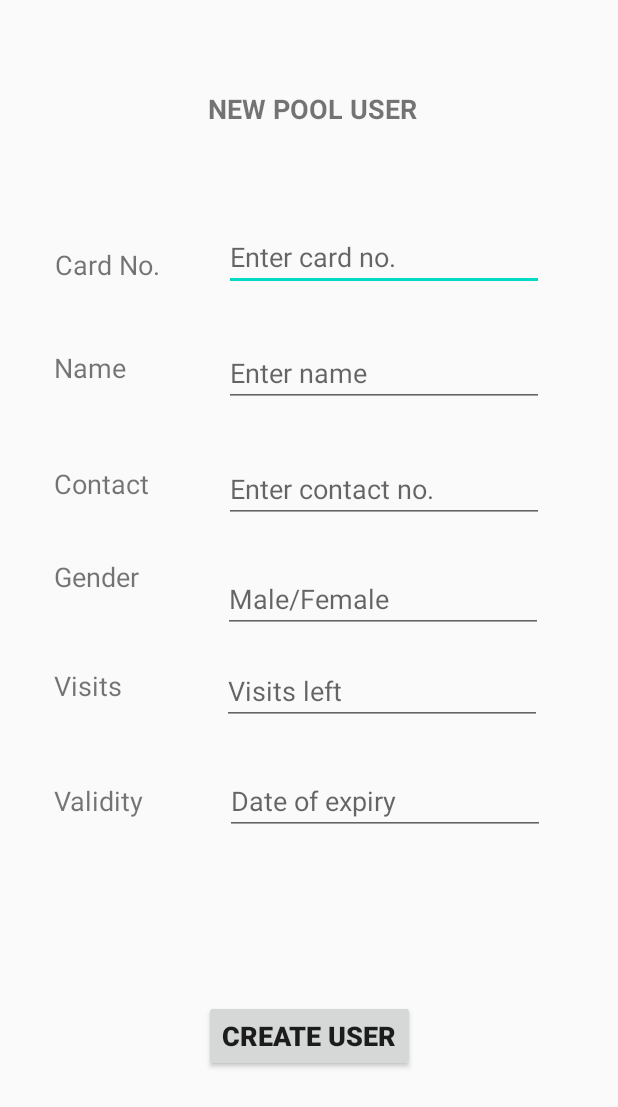
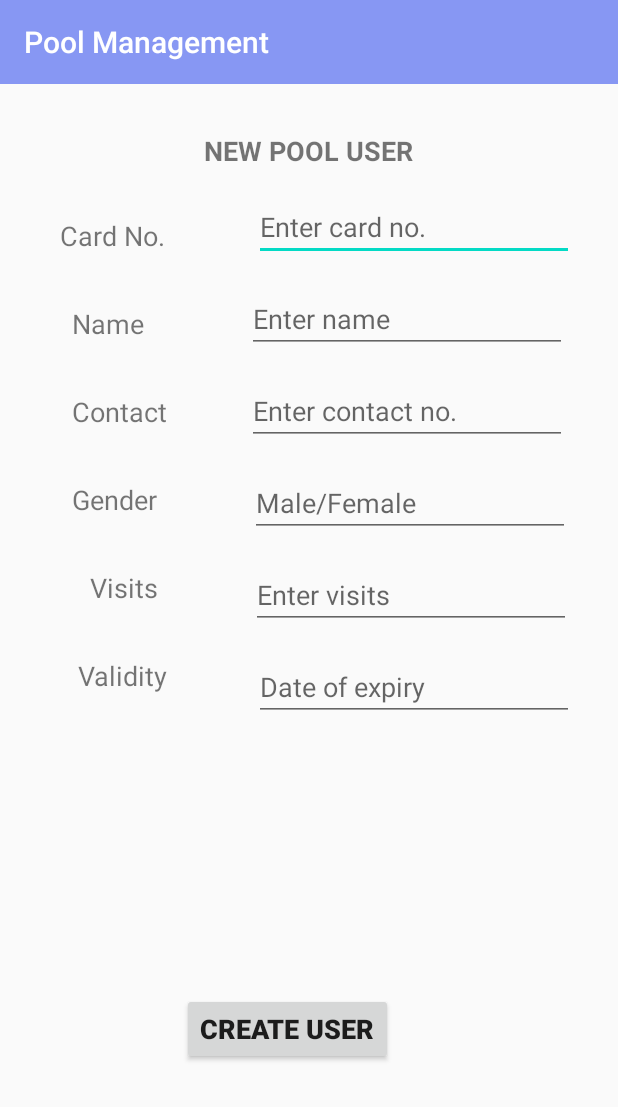
Before and after one commit to Gautime/NITC-Swimming-Pool-App, an Android app: the User screen opened directly, with no data from a screen before it, on a phone screen of 412 x 824 dp. Shown: the top 1107 px of the screen. Run offline under Robolectric (Android 15) with nearby library versions, the phone set to English and light mode, and no system bars; our stand-ins replace Firebase (no records; nobody signed in at launch, a user with empty details on screens opened directly).

Commit message:
Updated checking, Payment functionality

```diff
--- a/PoolManagement/app/src/main/java/com/example/poolmanagement/User.java
+++ b/PoolManagement/app/src/main/java/com/example/poolmanagement/User.java
@@ -3,19 +3,11 @@ package com.example.poolmanagement;
 import androidx.annotation.NonNull;
 import androidx.appcompat.app.AppCompatActivity;
 
-import com.google.android.gms.tasks.OnCompleteListener;
 import com.google.android.gms.tasks.OnFailureListener;
 import com.google.android.gms.tasks.OnSuccessListener;
-import com.google.android.gms.tasks.Task;
-import com.google.firebase.firestore.CollectionReference;
-import com.google.firebase.firestore.DocumentReference;
 import com.google.firebase.firestore.FirebaseFirestore;
-import com.google.firebase.firestore.SetOptions;
-import com.google.firebase.firestore.DocumentSnapshot;
 
-import android.content.Intent;
 import android.os.Bundle;
-import android.util.Log;
 import android.view.View;
 import android.widget.EditText;
 import android.widget.Toast;
@@ -43,7 +35,7 @@ public class User extends AppCompatActivity {
         name = (EditText) findViewById(R.id.editText_name_user);
         contact = (EditText) findViewById(R.id.editText_contact_user);
         gender = (EditText) findViewById(R.id.editTextgender_user);
-        visits = (EditText) findViewById(R.id.editText_visits_user);
+        visits = (EditText) findViewById(R.id.editText_intvisits_user);
         validity = (EditText) findViewById(R.id.editText_validity_user);
         db = FirebaseFirestore.getInstance();
 
@@ -54,7 +46,7 @@ public class User extends AppCompatActivity {
         final String user = name.getText().toString();
         final String contactno = contact.getText().toString();
         final String genders = gender.getText().toString();
-        final String visit = visits.getText().toString();
+        final int visit = Integer.parseInt(visits.getText().toString());
         final String valid = validity.getText().toString();
 
         data.put("card",cardno);
--- a/PoolManagement/app/src/main/res/layout/activity_user.xml
+++ b/PoolManagement/app/src/main/res/layout/activity_user.xml
@@ -8,37 +8,38 @@
 
     <TextView
         android:id="@+id/text_user"
-        android:layout_width="wrap_content"
+        android:layout_width="411dp"
         android:layout_height="wrap_content"
-        android:layout_marginTop="60dp"
+        android:layout_marginTop="32dp"
+        android:gravity="center_horizontal"
         android:text="@string/text_user"
         android:textAllCaps="true"
         android:textSize="18sp"
         android:textStyle="bold"
         app:layout_constraintEnd_toEndOf="parent"
-        app:layout_constraintHorizontal_bias="0.508"
+        app:layout_constraintHorizontal_bias="0.0"
         app:layout_constraintStart_toStartOf="parent"
-        app:layout_constraintTop_toTopOf="parent" />
+        app:layout_constraintTop_toBottomOf="@+id/toolbar_checkin" />
 
     <TextView
         android:id="@+id/text_card_user"
-        android:layout_width="wrap_content"
+        android:layout_width="0dp"
         android:layout_height="wrap_content"
-        android:layout_marginTop="164dp"
+        android:layout_marginStart="40dp"
+        android:layout_marginLeft="40dp"
+        android:layout_marginTop="32dp"
         android:text="@string/text_card_user"
         android:textSize="18sp"
-        app:layout_constraintEnd_toEndOf="parent"
-        app:layout_constraintHorizontal_bias="0.108"
         app:layout_constraintStart_toStartOf="parent"
-        app:layout_constraintTop_toTopOf="parent" />
+        app:layout_constraintTop_toBottomOf="@+id/text_user" />
 
     <TextView
         android:id="@+id/text_name_user"
-        android:layout_width="60dp"
-        android:layout_height="41dp"
-        android:layout_marginStart="36dp"
-        android:layout_marginLeft="36dp"
-        android:layout_marginTop="44dp"
+        android:layout_width="0dp"
+        android:layout_height="wrap_content"
+        android:layout_marginStart="48dp"
+        android:layout_marginLeft="40dp"
+        android:layout_marginTop="34dp"
         android:text="@string/text_name_user"
         android:textSize="18sp"
         app:layout_constraintStart_toStartOf="parent"
@@ -46,11 +47,11 @@
 
     <TextView
         android:id="@+id/text_contact_user"
-        android:layout_width="68dp"
-        android:layout_height="38dp"
-        android:layout_marginStart="36dp"
-        android:layout_marginLeft="36dp"
-        android:layout_marginTop="36dp"
+        android:layout_width="0dp"
+        android:layout_height="wrap_content"
+        android:layout_marginStart="48dp"
+        android:layout_marginLeft="40dp"
+        android:layout_marginTop="34dp"
         android:text="@string/text_contact_user"
         android:textSize="18sp"
         app:layout_constraintStart_toStartOf="parent"
@@ -58,11 +59,11 @@
 
     <TextView
         android:id="@+id/text_gender_user"
-        android:layout_width="wrap_content"
+        android:layout_width="0dp"
         android:layout_height="wrap_content"
-        android:layout_marginStart="36dp"
-        android:layout_marginLeft="36dp"
-        android:layout_marginTop="24dp"
+        android:layout_marginStart="48dp"
+        android:layout_marginLeft="40dp"
+        android:layout_marginTop="34dp"
         android:text="@string/text_gender_user"
         android:textSize="18sp"
         app:layout_constraintStart_toStartOf="parent"
@@ -70,11 +71,11 @@
 
     <TextView
         android:id="@+id/text_visits_user"
-        android:layout_width="wrap_content"
+        android:layout_width="0dp"
         android:layout_height="wrap_content"
-        android:layout_marginStart="36dp"
-        android:layout_marginLeft="36dp"
-        android:layout_marginTop="48dp"
+        android:layout_marginStart="60dp"
+        android:layout_marginLeft="40dp"
+        android:layout_marginTop="34dp"
         android:text="@string/text_visits_user"
         android:textSize="18sp"
         app:layout_constraintStart_toStartOf="parent"
@@ -82,11 +83,11 @@
 
     <TextView
         android:id="@+id/text_validity_user"
-        android:layout_width="wrap_content"
+        android:layout_width="0dp"
         android:layout_height="wrap_content"
-        android:layout_marginStart="36dp"
-        android:layout_marginLeft="36dp"
-        android:layout_marginTop="52dp"
+        android:layout_marginStart="52dp"
+        android:layout_marginLeft="40dp"
+        android:layout_marginTop="34dp"
         android:text="@string/text_validity_user"
         android:textSize="18sp"
         app:layout_constraintStart_toStartOf="parent"
@@ -96,12 +97,12 @@
         android:id="@+id/editText_card_user"
         android:layout_width="wrap_content"
         android:layout_height="wrap_content"
-        android:layout_marginTop="64dp"
+        android:layout_marginTop="16dp"
         android:ems="10"
         android:hint="@string/editText_card_user"
         android:inputType="textPersonName"
         app:layout_constraintEnd_toEndOf="parent"
-        app:layout_constraintHorizontal_bias="0.461"
+        app:layout_constraintHorizontal_bias="0.67"
         app:layout_constraintStart_toEndOf="@+id/text_card_user"
         app:layout_constraintTop_toBottomOf="@+id/text_user" />
 
@@ -109,12 +110,12 @@
         android:id="@+id/editText_name_user"
         android:layout_width="wrap_content"
         android:layout_height="wrap_content"
-        android:layout_marginTop="32dp"
+        android:layout_marginTop="16dp"
         android:ems="10"
         android:hint="@string/editText_name_user"
         android:inputType="textPersonName"
         app:layout_constraintEnd_toEndOf="parent"
-        app:layout_constraintHorizontal_bias="0.519"
+        app:layout_constraintHorizontal_bias="0.669"
         app:layout_constraintStart_toEndOf="@+id/text_name_user"
         app:layout_constraintTop_toBottomOf="@+id/editText_card_user" />
 
@@ -122,12 +123,12 @@
         android:id="@+id/editTextgender_user"
         android:layout_width="wrap_content"
         android:layout_height="wrap_content"
-        android:layout_marginTop="28dp"
+        android:layout_marginTop="16dp"
         android:ems="10"
         android:hint="@string/editText_gender_user"
         android:inputType="textPersonName"
         app:layout_constraintEnd_toEndOf="parent"
-        app:layout_constraintHorizontal_bias="0.528"
+        app:layout_constraintHorizontal_bias="0.663"
         app:layout_constraintStart_toEndOf="@+id/text_gender_user"
         app:layout_constraintTop_toBottomOf="@+id/editText_contact_user" />
 
@@ -135,51 +136,67 @@
         android:id="@+id/button_user"
         android:layout_width="wrap_content"
         android:layout_height="wrap_content"
+        android:onClick="newuser"
         android:text="@string/button_user"
         android:textSize="18sp"
         android:textStyle="bold"
         app:layout_constraintBottom_toBottomOf="parent"
         app:layout_constraintEnd_toEndOf="parent"
+        app:layout_constraintHorizontal_bias="0.446"
         app:layout_constraintStart_toStartOf="parent"
         app:layout_constraintTop_toBottomOf="@+id/editText_validity_user"
-        android:onClick="newuser"/>
+        app:layout_constraintVertical_bias="0.614" />
 
     <EditText
         android:id="@+id/editText_validity_user"
         android:layout_width="wrap_content"
         android:layout_height="wrap_content"
-        android:layout_marginTop="28dp"
+        android:layout_marginTop="16dp"
         android:ems="10"
         android:hint="@string/editText_validity_user"
         android:inputType="date"
         app:layout_constraintEnd_toEndOf="parent"
-        app:layout_constraintHorizontal_bias="0.528"
+        app:layout_constraintHorizontal_bias="0.663"
         app:layout_constraintStart_toEndOf="@+id/text_validity_user"
-        app:layout_constraintTop_toBottomOf="@+id/editText_visits_user" />
+        app:layout_constraintTop_toBottomOf="@+id/editText_intvisits_user" />
 
     <EditText
         android:id="@+id/editText_contact_user"
         android:layout_width="wrap_content"
         android:layout_height="wrap_content"
-        android:layout_marginTop="32dp"
+        android:layout_marginTop="16dp"
         android:ems="10"
         android:hint="@string/editText_contact_user"
         android:inputType="phone"
         app:layout_constraintEnd_toEndOf="parent"
-        app:layout_constraintHorizontal_bias="0.478"
+        app:layout_constraintHorizontal_bias="0.609"
         app:layout_constraintStart_toEndOf="@+id/text_contact_user"
         app:layout_constraintTop_toBottomOf="@+id/editText_name_user" />
 
     <EditText
-        android:id="@+id/editText_visits_user"
+        android:id="@+id/editText_intvisits_user"
         android:layout_width="wrap_content"
         android:layout_height="wrap_content"
         android:layout_marginTop="16dp"
         android:ems="10"
-        android:hint="@string/editText_visits_user"
-        android:inputType="numberDecimal"
+        android:hint="@string/editText_intvisits_user"
+        android:inputType="number"
         app:layout_constraintEnd_toEndOf="parent"
-        app:layout_constraintHorizontal_bias="0.57"
+        app:layout_constraintHorizontal_bias="0.666"
         app:layout_constraintStart_toEndOf="@+id/text_visits_user"
         app:layout_constraintTop_toBottomOf="@+id/editTextgender_user" />
+
+    <androidx.appcompat.widget.Toolbar
+        android:id="@+id/toolbar_checkin"
+        android:layout_width="0dp"
+        android:layout_height="wrap_content"
+        android:background="#8797F3"
+        android:minHeight="?attr/actionBarSize"
+        android:theme="?attr/actionBarTheme"
+        app:layout_constraintEnd_toEndOf="parent"
+        app:layout_constraintStart_toStartOf="parent"
+        app:layout_constraintTop_toTopOf="parent"
+        app:popupTheme="@style/Theme.AppCompat.Light"
+        app:title="Pool Management" />
+
 </androidx.constraintlayout.widget.ConstraintLayout>
--- a/PoolManagement/app/src/main/res/values/strings.xml
+++ b/PoolManagement/app/src/main/res/values/strings.xml
@@ -68,4 +68,5 @@
     <string name="editText_validity_user">Date of expiry</string>
     <string name="editText_contact_user">Enter contact no.</string>
     <string name="editText_visits_user">Visits left</string>
+    <string name="editText_intvisits_user">Enter visits</string>
 </resources>
```
Also changed, not shown: PoolManagement/app/src/main/java/com/example/poolmanagement/checkin.java (+16 -3 lines), PoolManagement/app/src/main/java/com/example/poolmanagement/payment.java (+92 -4 lines), PoolManagement/app/src/main/res/layout/activity_checkin.xml (+11 -12 lines), PoolManagement/app/src/main/res/layout/activity_payment.xml (+55 -43 lines).
